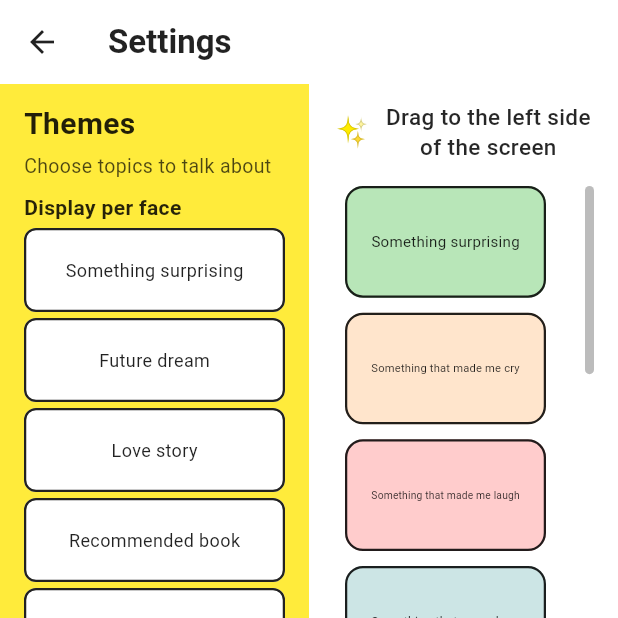
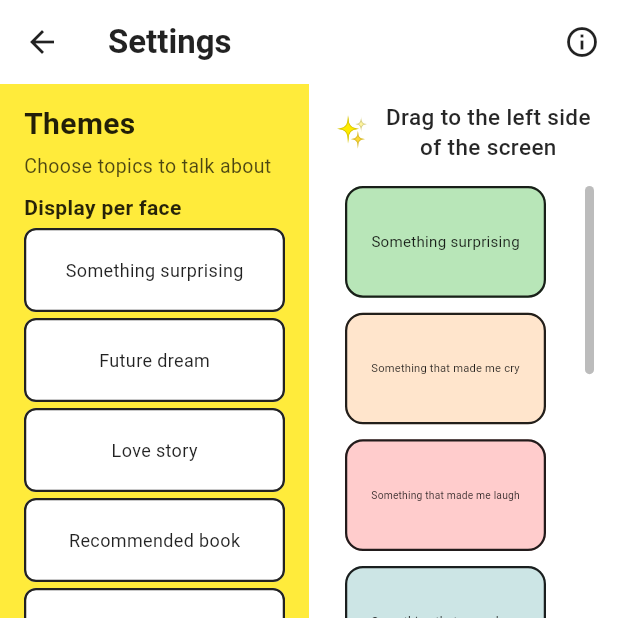
Before and after one commit to rushhirosan/talkseed, a Flutter app: the screen it shows after launch, after a tap on "Skip", after a tap on "Random topics", on a phone screen of 412 x 824 dp, the top half of it. Run offline on Flutter 3.47's test engine with Material 3 defaults, Android fonts, the phone set to English and light mode, and no system bars; our stand-ins replace hive, hive_flutter, shared_preferences, vibration; accounts and stored records are empty.

Commit message:
feat: change bundle ID to com.talkseed.app for store release
- Android: applicationId, namespace, MainActivity package
- iOS/macOS: PRODUCT_BUNDLE_IDENTIFIER
- Linux: APPLICATION_ID
- Windows: CompanyName, LegalCopyright
- store_release_todo: mark 1.1 done
- refactor: extract AboutLinksHelper for support/privacy links
- add info button to dice, initial settings, mode selection, tutorial

Made-with: Cursor

```diff
--- a/lib/pages/initial_settings_page.dart
+++ b/lib/pages/initial_settings_page.dart
@@ -2,6 +2,7 @@ import 'package:flutter/material.dart';
 import 'package:flutter/cupertino.dart';
 import 'dart:math';
 import 'package:theme_dice/l10n/app_localizations.dart';
+import 'package:theme_dice/utils/about_links_helper.dart';
 import '../models/polyhedron_type.dart';
 import '../models/theme.dart';
 import '../utils/preferences_helper.dart';
@@ -270,6 +271,13 @@ class _InitialSettingsPageState extends State<InitialSettingsPage> {
             fontSize: 22,
           ),
         ),
+        actions: [
+          IconButton(
+            icon: const Icon(Icons.info_outline, color: _black),
+            onPressed: () => AboutLinksHelper.showAboutSheet(context),
+            tooltip: l10n.aboutApp,
+          ),
+        ],
       ),
       body: SafeArea(
         bottom: true,
--- a/lib/pages/tutorial_page.dart
+++ b/lib/pages/tutorial_page.dart
@@ -1,5 +1,6 @@
 import 'package:flutter/material.dart';
 import 'package:theme_dice/l10n/app_localizations.dart';
+import '../utils/about_links_helper.dart';
 import '../utils/preferences_helper.dart';
 import 'dart:math' as math;
 
@@ -139,12 +140,17 @@ class _TutorialPageState extends State<TutorialPage> {
         body: SafeArea(
         child: Column(
           children: [
-            // スキップボタン
+            // スキップボタンとアプリについて
             Padding(
               padding: const EdgeInsets.all(16.0),
               child: Row(
-                mainAxisAlignment: MainAxisAlignment.end,
+                mainAxisAlignment: MainAxisAlignment.spaceBetween,
                 children: [
+                  IconButton(
+                    icon: const Icon(Icons.info_outline, color: _whiteText),
+                    onPressed: () => AboutLinksHelper.showAboutSheet(context),
+                    tooltip: l10n.aboutApp,
+                  ),
                   TextButton(
                     onPressed: _completeTutorial,
                     child: Text(
--- /dev/null
+++ b/lib/utils/about_links_helper.dart
@@ -0,0 +1,52 @@
+import 'package:flutter/material.dart';
+import 'package:url_launcher/url_launcher.dart';
+
+import 'package:theme_dice/l10n/app_localizations.dart';
+
+/// サポート・プライバシーポリシーへのリンクを表示する共通ヘルパー
+class AboutLinksHelper {
+  AboutLinksHelper._();
+
+  static const String supportUrl = 'https://talk-seed.web.app/support.html';
+  static const String privacyUrl = 'https://talk-seed.web.app/privacy.html';
+
+  static Future<void> openUrl(String url) async {
+    final uri = Uri.parse(url);
+    if (await canLaunchUrl(uri)) {
+      await launchUrl(uri, mode: LaunchMode.externalApplication);
+    }
+  }
+
+  static void showAboutSheet(BuildContext context) {
+    final l10n = AppLocalizations.of(context)!;
+    showModalBottomSheet<void>(
+      context: context,
+      builder: (ctx) => SafeArea(
+        child: Padding(
+          padding: const EdgeInsets.symmetric(vertical: 16),
+          child: Column(
+            mainAxisSize: MainAxisSize.min,
+            children: [
+              ListTile(
+                leading: const Icon(Icons.support_agent),
+                title: Text(l10n.support),
+                onTap: () {
+                  Navigator.of(ctx).pop();
+                  openUrl(supportUrl);
+                },
+              ),
+              ListTile(
+                leading: const Icon(Icons.privacy_tip_outlined),
+                title: Text(l10n.privacyPolicy),
+                onTap: () {
+                  Navigator.of(ctx).pop();
+                  openUrl(privacyUrl);
+                },
+              ),
+            ],
+          ),
+        ),
+      ),
+    );
+  }
+}
```
Also changed, not shown: lib/pages/dice_page.dart (+8 -0 lines), lib/pages/mode_selection_page.dart (+2 -43 lines), 10 other files.
